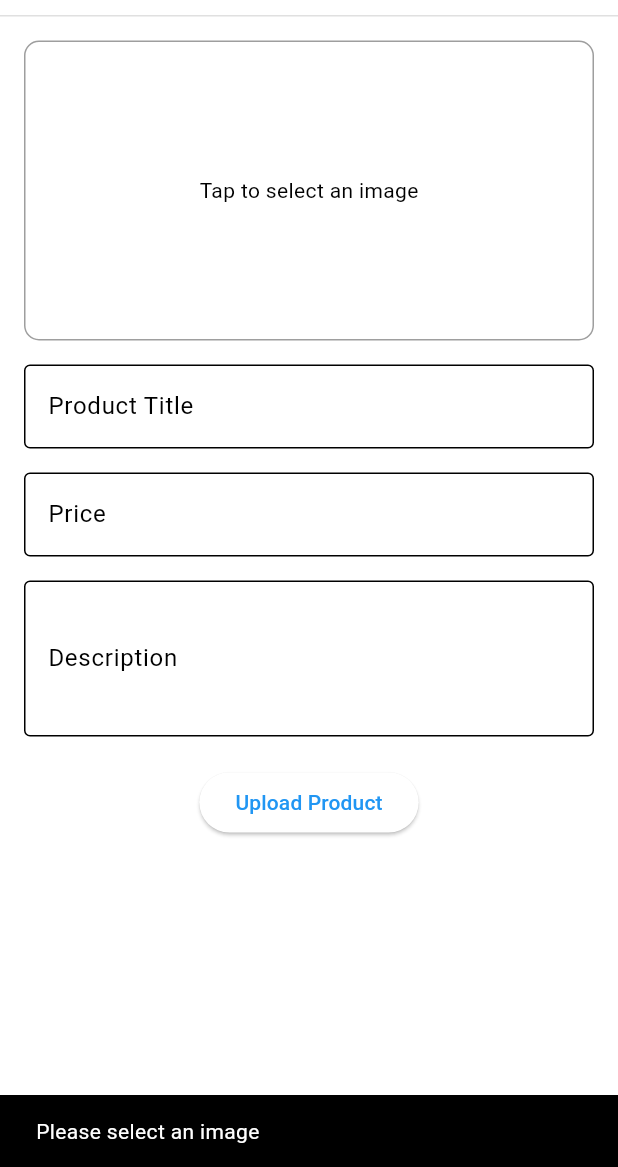
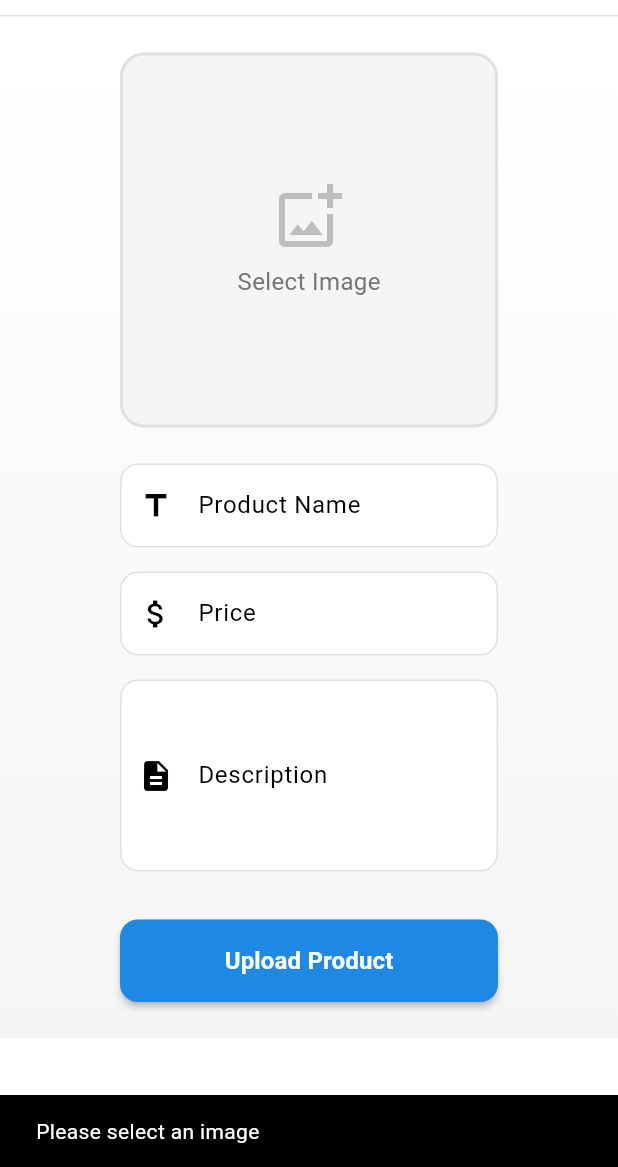
Before and after one commit to katespeed/marketplace, a Flutter app: the UploadProductPage screen opened by its route, after a tap on "Upload Product", on a phone screen of 412 x 824 dp, the part 69-1236 px from its top. Run offline on Flutter 3.47's test engine with Material 3 defaults, Android fonts, the phone set to English and light mode, and no system bars; our stand-ins replace cached_network_image, cloud_firestore, firebase_auth, firebase_core, firebase_storage, flutter_hooks and 7 more; missing offline and left inert: simple_logger; accounts and stored records are empty; generated files the repository leaves out were written again; network calls fail; statements that could not run were skipped; project files that could hold a hidden picture were left out.

Commit message:
FIx upload page (#70)
* delete unused pamameter

* fix padding

* fix page trans for chat

* delete unused import

* change chat list button to Textbutton

* remove unused cast

```diff
--- a/lib/domain/models/product.dart
+++ b/lib/domain/models/product.dart
@@ -15,16 +15,11 @@ class Product with _$Product {
     String? imagePath,
     String? sellerImageUrl,
     String? sellerName,
-    double? rentalPrice,
     String? description,
     List<String>? categories,
     String? size,
-    String? color,
-    double? rating,
-    int? reviewCount,
     bool? isAvailable,
     DateTime? saleEndDate,
-    String? brand,
     String? sellerPayPal,
     String? createdAt,
   }) = _Product;
--- a/lib/presentation/components/appbar/appbar.dart
+++ b/lib/presentation/components/appbar/appbar.dart
@@ -3,7 +3,6 @@ import 'package:hooks_riverpod/hooks_riverpod.dart';
 import 'package:flutter_svg/flutter_svg.dart';
 import 'package:go_router/go_router.dart';
 import 'package:my_flutter_app/presentation/components/buttons/profile_avatar_button.dart';
-import 'package:my_flutter_app/presentation/pages/chat_list_screen.dart';
 import 'package:my_flutter_app/providers/product_provider.dart';
 
 class CustomAppBar extends HookConsumerWidget implements PreferredSizeWidget {
@@ -95,11 +94,14 @@ class CustomAppBar extends HookConsumerWidget implements PreferredSizeWidget {
                   ),
                   Row(
                     children: [
-                      IconButton(
-                        icon: const Icon(Icons.chat),
-                        onPressed: () => Navigator.push(
-                          context,
-                          MaterialPageRoute(builder: (_) => const ChatListScreen()),
+                      TextButton(
+                        onPressed: () => context.push('/chat-list'),
+                        child: const Text(
+                          'Chat List',
+                          style: TextStyle(
+                            color: Colors.black87,
+                            fontSize: 14,
+                          ),
                         ),
                       ),
                       TextButton(
--- a/lib/presentation/pages/chat_list_screen.dart
+++ b/lib/presentation/pages/chat_list_screen.dart
@@ -2,6 +2,7 @@ import 'package:firebase_auth/firebase_auth.dart';
 import 'package:flutter/material.dart';
 import 'package:flutter_riverpod/flutter_riverpod.dart';
 import 'package:cloud_firestore/cloud_firestore.dart';
+import 'package:my_flutter_app/presentation/components/appbar/appbar.dart';
 import 'chat_screen.dart';
 
 class ChatListScreen extends ConsumerWidget {
@@ -16,13 +17,13 @@ class ChatListScreen extends ConsumerWidget {
         .snapshots();
 
     return Scaffold(
-      appBar: AppBar(title: const Text('Messages')),
+      appBar: CustomAppBar(),
       body: StreamBuilder<QuerySnapshot>(
         stream: chatsStream,
         builder: (context, snapshot) {
           if (snapshot.hasError) {
             return Padding(
-              padding: const EdgeInsets.all(16),
+              padding: const EdgeInsets.symmetric(horizontal: 80, vertical: 24),
               child: Text('Error loading chats: ${snapshot.error}'),
             );
           }
--- a/lib/presentation/pages/home.dart
+++ b/lib/presentation/pages/home.dart
@@ -44,7 +44,7 @@ class HomePage extends HookConsumerWidget {
       appBar: const CustomAppBar(),
       body: SingleChildScrollView(
         child: Padding(
-          padding: const EdgeInsets.symmetric(vertical: 60.0, horizontal: 60.0),
+          padding: const EdgeInsets.symmetric(vertical: 60.0, horizontal: 80.0),
           child: Column(
             mainAxisAlignment: MainAxisAlignment.start,
             children: [
--- a/lib/presentation/pages/payment.dart
+++ b/lib/presentation/pages/payment.dart
@@ -50,7 +50,7 @@ class _PaymentPageState extends ConsumerState<PaymentPage> {
           final soldItems = products.where((p) => p.isAvailable == false).toList();
 
           return ListView(
-            padding: const EdgeInsets.all(12),
+            padding: const EdgeInsets.symmetric(horizontal: 80, vertical: 24),
             children: [
               if(liveListings.isNotEmpty) ...[
                 Text("Live Listings", style: Theme.of(context).textTheme.titleMedium),
--- a/lib/presentation/pages/product_card_listing.dart
+++ b/lib/presentation/pages/product_card_listing.dart
@@ -20,7 +20,7 @@ class ProductCardListing extends StatelessWidget {
         borderRadius: BorderRadius.circular(10),
       ),
       child: Padding(
-        padding: const EdgeInsets.all(8.0),
+        padding: const EdgeInsets.symmetric(horizontal: 80, vertical: 24),
         child: Column(
           crossAxisAlignment: CrossAxisAlignment.start,
           children: [
--- a/lib/presentation/pages/product_detail.dart
+++ b/lib/presentation/pages/product_detail.dart
@@ -30,7 +30,7 @@ class ProductDetailPage extends ConsumerWidget {
       body: SafeArea(
         child: SingleChildScrollView(
           child: Padding(
-            padding: const EdgeInsets.all(24.0),
+            padding: const EdgeInsets.symmetric(horizontal: 80, vertical: 24),
             child: Row(
               crossAxisAlignment: CrossAxisAlignment.start,
               children: [
@@ -66,14 +66,6 @@ class ProductDetailPage extends ConsumerWidget {
                   child: Column(
                     crossAxisAlignment: CrossAxisAlignment.start,
                     children: [
-                      if (product.brand != null)
-                        Text(
-                          product.brand!,
-                          style: const TextStyle(
-                            fontSize: 14,
-                            color: Colors.grey,
-                          ),
-                        ),
                       Text(
                         product.name,
                         style: const TextStyle(
@@ -93,14 +85,6 @@ class ProductDetailPage extends ConsumerWidget {
                             ),
                           ),
                           const SizedBox(width: 8),
-                          if (product.rentalPrice != null)
-                            Text(
-                              'or rent for \$${product.rentalPrice!.toStringAsFixed(2)}/day',
-                              style: const TextStyle(
-                                fontSize: 16,
-                                color: Colors.grey,
-                              ),
-                            ),
                         ],
                       ),
                       const SizedBox(height: 24),
@@ -167,21 +151,6 @@ class ProductDetailPage extends ConsumerWidget {
                         ),
                         const SizedBox(height: 24),
                       ],
-                      if (product.color != null && product.color!.isNotEmpty) ...[
-                        const Text(
-                          'Color',
-                          style: TextStyle(
-                            fontSize: 18,
-                            fontWeight: FontWeight.bold,
-                          ),
-                        ),
-                        const SizedBox(height: 8),
-                        Text(
-                          product.color!,
-                          style: const TextStyle(fontSize: 16),
-                        ),
-                        const SizedBox(height: 24),
-                      ],
                       const Divider(height: 32),
                       // Seller Information
                       const Text(
@@ -216,23 +185,6 @@ class ProductDetailPage extends ConsumerWidget {
                                   ),
                                 ),
                                 const SizedBox(height: 4),
-                                if (product.rating != null && product.reviewCount != null)
-                                  Row(
-                                    children: [
-                                      Icon(
-                                        Icons.star,
-                                        color: Colors.orange,
-                                        size: 20,
-                                      ),
-                                      const SizedBox(width: 4),
-                                      Text(
-                                        '${product.rating!.toStringAsFixed(1)} (${product.reviewCount} reviews)',
-                                        style: const TextStyle(
-                                          color: Colors.grey,
-                                        ),
-                                      ),
-                                    ],
-                                  ),
                               ],
                             ),
                           ),
--- a/lib/presentation/pages/product_list.dart
+++ b/lib/presentation/pages/product_list.dart
@@ -37,7 +37,7 @@ class ProductListPage extends ConsumerWidget {
           return productList.isEmpty
               ? const Center(child: Text('No products uploaded yet'))
               : Padding(
-                  padding: const EdgeInsets.all(12),
+                  padding: const EdgeInsets.symmetric(horizontal: 80),
                   child: ListView.builder(
                     itemCount: productList.length,
                     itemBuilder: (context, index) {
--- a/lib/presentation/pages/profile.dart
+++ b/lib/presentation/pages/profile.dart
@@ -128,7 +128,7 @@ class ProfilePage extends HookConsumerWidget {
     return Scaffold(
       appBar: const CustomAppBar(),
       body: SingleChildScrollView(
-        padding: const EdgeInsets.all(16),
+        padding: const EdgeInsets.symmetric(horizontal: 80, vertical: 24),
         child: Column(
           crossAxisAlignment: CrossAxisAlignment.start,
           children: [
--- a/lib/presentation/pages/upload_product.dart
+++ b/lib/presentation/pages/upload_product.dart
@@ -1,3 +1,4 @@
+import 'dart:typed_data';
 import 'package:firebase_auth/firebase_auth.dart';
 import 'package:flutter/material.dart';
 import 'package:flutter_riverpod/flutter_riverpod.dart';
@@ -19,52 +20,147 @@ class UploadProductPage extends ConsumerWidget {
 
     return Scaffold(
       appBar: const CustomAppBar(),
-      body: Padding(
-        padding: const EdgeInsets.all(16.0),
+      body: Container(
+        decoration: BoxDecoration(
+          gradient: LinearGradient(
+            begin: Alignment.topCenter,
+            end: Alignment.bottomCenter,
+            colors: [
+              Colors.white,
+              Colors.grey.shade100,
+            ],
+          ),
+        ),
+        child: Padding(
+          padding: const EdgeInsets.symmetric(horizontal: 80, vertical: 24),
           child: SingleChildScrollView(
             child: Column(
+              crossAxisAlignment: CrossAxisAlignment.stretch,
               children: [
-              GestureDetector(
+                _buildImageUploadArea(imageBytes, ref),
+                const SizedBox(height: 24),
+                _buildFormField(
+                  controller: titleController,
+                  label: 'Product Name',
+                  icon: Icons.title,
+                ),
+                const SizedBox(height: 16),
+                _buildFormField(
+                  controller: priceController,
+                  label: 'Price',
+                  icon: Icons.attach_money,
+                  keyboardType: TextInputType.number,
+                ),
+                const SizedBox(height: 16),
+                _buildFormField(
+                  controller: descriptionController,
+                  label: 'Description',
+                  icon: Icons.description,
+                  maxLines: 4,
+                ),
+                const SizedBox(height: 32),
+                _buildUploadButton(context, ref),
+              ],
+            ),
+          ),
+        ),
+      ),
+    );
+  }
+
+  Widget _buildImageUploadArea(Uint8List? imageBytes, WidgetRef ref) {
+    return GestureDetector(
       onTap: () => pickImage(ref),
       child: Container(
-                  height: 200,
-                  width: double.infinity,
+        height: 250,
         decoration: BoxDecoration(
-                    border: Border.all(color: Colors.grey),
-                    borderRadius: BorderRadius.circular(10),
+          color: Colors.grey.shade100,
+          borderRadius: BorderRadius.circular(16),
+          border: Border.all(
+            color: Colors.grey.shade300,
+            width: 2,
+          ),
         ),
         child: imageBytes == null
-                      ? const Center(child: Text('Tap to select an image'))
-                      : Image.memory(imageBytes, fit: BoxFit.cover),
+            ? Column(
+                mainAxisAlignment: MainAxisAlignment.center,
+                children: [
+                  Icon(
+                    Icons.add_photo_alternate_outlined,
+                    size: 48,
+                    color: Colors.grey.shade400,
+                  ),
+                  const SizedBox(height: 8),
+                  Text(
+                    'Select Image',
+                    style: TextStyle(
+                      color: Colors.grey.shade600,
+                      fontSize: 16,
                     ),
                   ),
-              const SizedBox(height: 16),
-              TextFormField(
-                controller: titleController,
-                decoration: const InputDecoration(
-                    labelText: 'Product Title', border: OutlineInputBorder()),
+                ],
+              )
+            : ClipRRect(
+                borderRadius: BorderRadius.circular(16),
+                child: Image.memory(
+                  imageBytes,
+                  fit: BoxFit.cover,
+                  width: double.infinity,
                 ),
-              const SizedBox(height: 16),
-              TextFormField(
-                controller: priceController,
-                keyboardType: TextInputType.number,
-                decoration: const InputDecoration(
-                    labelText: 'Price', border: OutlineInputBorder()),
               ),
-              const SizedBox(height: 16),
-              TextFormField(
-                controller: descriptionController,
-                maxLines: 3,
-                decoration: const InputDecoration(
-                    labelText: 'Description', border: OutlineInputBorder()),
       ),
-              const SizedBox(height: 20),
-              ElevatedButton(
+    );
+  }
+
+  Widget _buildFormField({
+    required TextEditingController controller,
+    required String label,
+    required IconData icon,
+    TextInputType? keyboardType,
+    int maxLines = 1,
+  }) {
+    return TextFormField(
+      controller: controller,
+      keyboardType: keyboardType,
+      maxLines: maxLines,
+      decoration: InputDecoration(
+        labelText: label,
+        prefixIcon: Icon(icon),
+        border: OutlineInputBorder(
+          borderRadius: BorderRadius.circular(12),
+          borderSide: BorderSide(color: Colors.grey.shade300),
+        ),
+        enabledBorder: OutlineInputBorder(
+          borderRadius: BorderRadius.circular(12),
+          borderSide: BorderSide(color: Colors.grey.shade300),
+        ),
+        focusedBorder: OutlineInputBorder(
+          borderRadius: BorderRadius.circular(12),
+          borderSide: BorderSide(color: Colors.blue.shade400, width: 2),
+        ),
+        filled: true,
+        fillColor: Colors.white,
+      ),
+    );
+  }
+
+  Widget _buildUploadButton(BuildContext context, WidgetRef ref) {
+    return ElevatedButton(
       onPressed: () => submitProduct(context, ref),
-                child: const Text('Upload Product'),
+      style: ElevatedButton.styleFrom(
+        backgroundColor: Colors.blue.shade600,
+        padding: const EdgeInsets.symmetric(vertical: 16),
+        shape: RoundedRectangleBorder(
+          borderRadius: BorderRadius.circular(12),
         ),
-            ],
+        elevation: 2,
       ),
+      child: const Text(
+        'Upload Product',
+        style: TextStyle(
+          fontSize: 16,
+          fontWeight: FontWeight.bold,
+          color: Colors.white,
         ),
       ),
     );
@@ -116,14 +212,26 @@ class UploadProductPage extends ConsumerWidget {
       final priceController = ref.read(priceControllerProvider);
       final descriptionController = ref.read(descriptionControllerProvider);
 
+      // Get user information
+      final user = FirebaseAuth.instance.currentUser;
+      final userDoc = await FirebaseFirestore.instance
+          .collection('users')
+          .doc(user?.uid)
+          .get();
+
+      final userData = userDoc.data();
+
       await FirebaseFirestore.instance.collection('products').add({
         'title': titleController.text,
         'price': int.parse(priceController.text),
         'description': descriptionController.text,
         'imageUrls': ['products/$fileName'],
         'createdAt': FieldValue.serverTimestamp(),
-        'sellerId': FirebaseAuth.instance.currentUser?.uid,
-        'sellerPayPal': FirebaseAuth.instance.currentUser?.email,
+        'sellerId': user?.uid,
+        'sellerPayPal': user?.email,
+        'sellerName': userData?['name'] ?? user?.displayName,
+        'sellerBio': userData?['bio'],
+        'sellerProfileImage': userData?['profileImage'],
         'isAvailable': true,
       });
 
--- a/lib/routing/router.dart
+++ b/lib/routing/router.dart
@@ -1,4 +1,5 @@
 import 'package:go_router/go_router.dart';
+import 'package:my_flutter_app/presentation/pages/chat_list_screen.dart';
 import 'package:my_flutter_app/presentation/pages/home.dart';
 import 'package:my_flutter_app/presentation/pages/not_found.dart';
 import 'package:my_flutter_app/presentation/pages/payment.dart';
@@ -33,6 +34,10 @@ final router = GoRouter(
       ),
     ),
     GoRoute(
+      path: '/chat-list',
+      builder: (context, state) => const ChatListScreen(),
+    ),
+    GoRoute(
       path: '/payment',
       builder: (context, state) => const PaymentPage(),
     ),
```
Also changed, not shown: lib/domain/models/product.freezed.dart, lib/domain/models/product.g.dart. Lines whose indentation alone changed are shown as unchanged.
